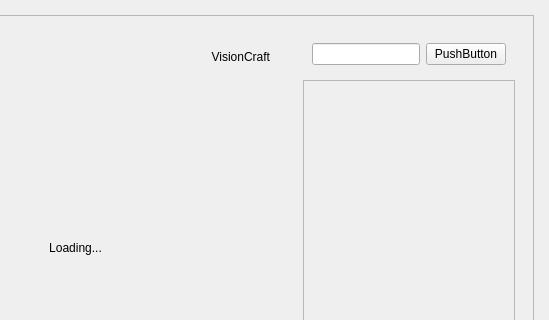
Above: client_qt/conveyor.ui from VisionCraft2025/client_qt before the change; both pictures show x 558 to 1107 and y 0 to 320 of the 1107 by 778 pixel window. Below: the same form after it.
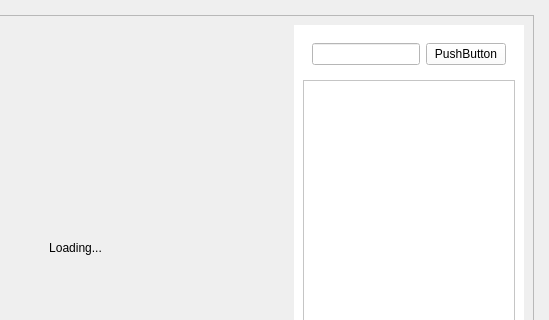
That is the form after the change.

Commit message: Style/#77: Create top header for Feeder and Conveyor tabs

The edit to the form file:
```diff
--- a/client_qt/conveyor.ui
+++ b/client_qt/conveyor.ui
@@ -66,16 +66,6 @@
                  </property>
                 </widget>
                </item>
-               <item>
-                <widget class="QLabel" name="labelvc">
-                 <property name="text">
-                  <string>VisionCraft</string>
-                 </property>
-                 <property name="alignment">
-                  <set>Qt::AlignmentFlag::AlignRight|Qt::AlignmentFlag::AlignTrailing|Qt::AlignmentFlag::AlignVCenter</set>
-                 </property>
-                </widget>
-               </item>
               </layout>
              </widget>
             </item>
@@ -155,6 +145,9 @@
            <verstretch>0</verstretch>
           </sizepolicy>
          </property>
+         <property name="styleSheet">
+          <string notr="true">background-color: white;</string>
+         </property>
          <layout class="QVBoxLayout" name="verticalLayout_4">
           <item>
            <widget class="QWidget" name="widget_7" native="true">
```
The commit also changes 6 other files.
